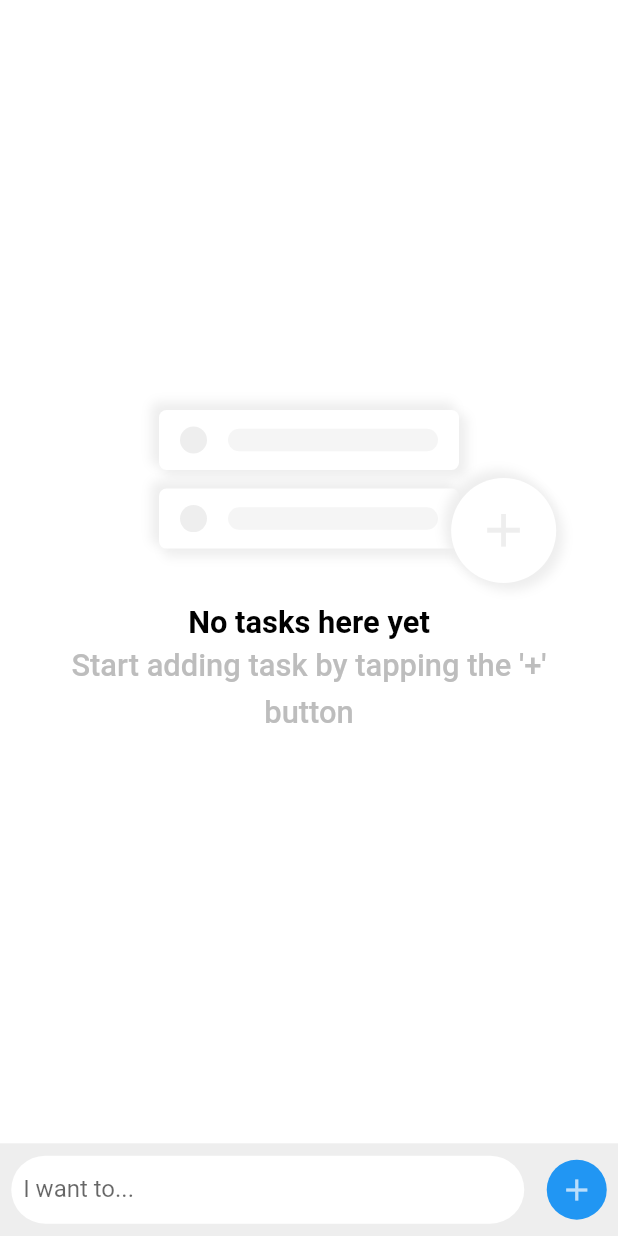
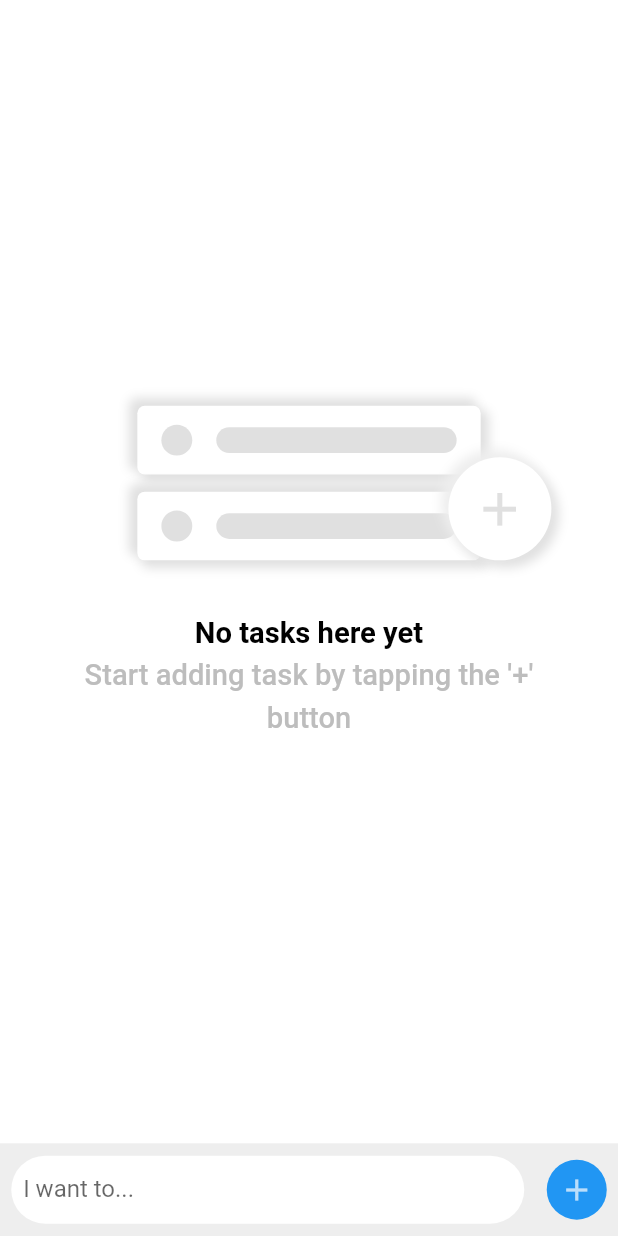
Before and after one commit to YahyaKhan007/todo_reminder, a Flutter app: the Personal screen opened directly, on a phone screen of 412 x 824 dp. Run offline on Flutter 3.47's test engine with Material 2 defaults, Android fonts, the phone set to English and light mode, and no system bars; our stand-ins replace carousel_slider, dotted_border, flutter_screenutil, flutter_switch, page_transition, table_calendar.

Commit message:
dynamic size changes

```diff
--- a/lib/ui/pages/all_task_pages/grid_tasks.dart
+++ b/lib/ui/pages/all_task_pages/grid_tasks.dart
@@ -45,7 +45,7 @@ class _MainTaskScreenState extends State<MainTaskScreen> {
                       decoration: InputDecoration(
                           prefixIcon: Icon(
                             Icons.search,
-                            size: 15.w,
+                            size: 15.sp,
                           ),
                           labelText: "Search for tasks, events, etc...",
                           labelStyle: TextStyle(fontSize: 14.sp),
--- a/lib/ui/widgets/custome_appbar/appbar_actionbutton.dart
+++ b/lib/ui/widgets/custome_appbar/appbar_actionbutton.dart
@@ -18,7 +18,7 @@ class ActionButton1 extends StatelessWidget {
             Icon(
               icon,
               color: Colors.grey,
-              size: 25.w,
+              size: 25.sp,
             ),
             Positioned(
                 right: 0,
--- a/lib/ui/widgets/widgets_bilal/bottomsheet2/box.dart
+++ b/lib/ui/widgets/widgets_bilal/bottomsheet2/box.dart
@@ -22,7 +22,7 @@ class Box extends StatelessWidget {
             padding: EdgeInsets.symmetric(horizontal: size.width * 0.0203),
             child: Icon(
               icon,
-              size: size.width * 0.0305,
+              size: 18.sp,
               color: Colors.grey.shade500,
             ),
           ),
--- a/lib/ui/widgets/widgets_bilal/bottomsheet2/dialogbox/CustomCircle.dart
+++ b/lib/ui/widgets/widgets_bilal/bottomsheet2/dialogbox/CustomCircle.dart
@@ -24,7 +24,7 @@ class CustomCircle extends StatelessWidget {
         children: [
           Icon(
             icn,
-            size: 20.w,
+            size: 20.sp,
             color: Colors.black87,
           ),
           text(
--- a/lib/ui/widgets/widgets_bilal/boxbutton.dart
+++ b/lib/ui/widgets/widgets_bilal/boxbutton.dart
@@ -24,7 +24,7 @@ class boxbutton extends StatelessWidget {
           Icon(
             icn,
             color: clr,
-            size: 22.h,
+            size: 22.sp,
           ),
           SizedBox(
             width: 8.w,
--- a/lib/ui/widgets/widgets_bilal/expansiontile.dart
+++ b/lib/ui/widgets/widgets_bilal/expansiontile.dart
@@ -45,7 +45,7 @@ class _CostomExpTileState extends State<CostomExpTile> {
               InkWell(
                 onTap: () {},
                 child: Icon(
-                  size: size.width * 0.05,
+                  size: 15.sp,
                   Icons.check_circle,
                   color: Colors.grey.shade400,
                 ),
@@ -67,7 +67,7 @@ class _CostomExpTileState extends State<CostomExpTile> {
               const Spacer(),
               Icon(
                 Icons.cancel,
-                size: size.width * 0.05,
+                size: 15.sp,
                 color: Colors.grey.shade400,
               ),
             ]),
--- a/lib/ui/widgets/widgets_bilal/personal.dart
+++ b/lib/ui/widgets/widgets_bilal/personal.dart
@@ -1,4 +1,5 @@
 import 'package:flutter/material.dart';
+import 'package:flutter_screenutil/flutter_screenutil.dart';
 import 'package:todo_reminder/ui/widgets/widgets_bilal/addingcircleavatar.dart';
 import 'package:todo_reminder/ui/widgets/widgets_bilal/alltaskssearch.dart';
 import 'package:todo_reminder/ui/widgets/widgets_bilal/personalDesign.dart';
@@ -30,7 +31,7 @@ class _PersonalState extends State<Personal> {
                 children: [
                   const design(),
                   SizedBox(
-                    height: size.height * 0.015,
+                    height: 10.sp,
                   ),
                   const design(),
                   SizedBox(
@@ -40,7 +41,7 @@ class _PersonalState extends State<Personal> {
                     ("No tasks here yet"),
                     style: TextStyle(
                         color: Colors.black,
-                        fontSize: size.width * 0.05,
+                        fontSize: 17.sp,
                         fontWeight: FontWeight.bold),
                   ),
                   Text(
@@ -49,17 +50,17 @@ class _PersonalState extends State<Personal> {
                     style: TextStyle(
                         height: 1.5,
                         color: Colors.grey.shade400,
-                        fontSize: size.width * 0.05,
+                        fontSize: 17.sp,
                         fontWeight: FontWeight.w500),
                   ),
                 ],
               ),
               Positioned(
-                  top: size.height * 0.055,
-                  left: size.width * 0.65,
+                  top: 30.sp,
+                  right: 10.sp,
                   child: Container(
-                    height: size.height * 0.085,
-                    width: size.width * 0.17,
+                    height: 60.sp,
+                    width: 60.sp,
                     decoration: BoxDecoration(
                         color: Colors.white,
                         borderRadius: BorderRadius.circular(100),
@@ -67,7 +68,7 @@ class _PersonalState extends State<Personal> {
                           BoxShadow(
                               blurRadius: 5,
                               spreadRadius: 1,
-                              color: Colors.grey.shade200,
+                              color: Colors.grey.shade300,
                               offset: const Offset(4, 4)),
                           BoxShadow(
                               blurRadius: 5,
@@ -78,7 +79,7 @@ class _PersonalState extends State<Personal> {
                     child: Icon(
                       Icons.add,
                       size: size.width * 0.09,
-                      color: Colors.grey.shade200,
+                      color: Colors.grey.shade300,
                     ),
                   )),
             ]),
--- a/lib/ui/widgets/widgets_bilal/personalDesign.dart
+++ b/lib/ui/widgets/widgets_bilal/personalDesign.dart
@@ -1,4 +1,5 @@
 import 'package:flutter/material.dart';
+import 'package:flutter_screenutil/flutter_screenutil.dart';
 
 class design extends StatelessWidget {
   const design({Key? key}) : super(key: key);
@@ -6,8 +7,8 @@ class design extends StatelessWidget {
   @override
   Widget build(BuildContext context) {
     return Container(
-      width: 200,
-      height: 40,
+      width: 200.sp,
+      height: 40.sp,
       decoration: BoxDecoration(
           color: Colors.white,
           borderRadius: BorderRadius.circular(5),
@@ -15,24 +16,24 @@ class design extends StatelessWidget {
             BoxShadow(
                 blurRadius: 5,
                 spreadRadius: 1,
-                color: Colors.grey.shade200,
-                offset: Offset(4, 4)),
+                color: Colors.grey.shade300,
+                offset: const Offset(4, 4)),
             BoxShadow(
                 blurRadius: 5,
                 spreadRadius: 1,
-                color: Colors.grey.shade200,
-                offset: Offset(-4, -4)),
+                color: Colors.grey.shade300,
+                offset: const Offset(-4, -4)),
           ]),
       child: Row(mainAxisAlignment: MainAxisAlignment.spaceEvenly, children: [
         CircleAvatar(
-          radius: 9,
-          backgroundColor: Colors.grey.shade200,
+          radius: 9.r,
+          backgroundColor: Colors.grey.shade300,
         ),
         Container(
-            height: 15,
-            width: 140,
+            height: 15.sp,
+            width: 140.sp,
             decoration: BoxDecoration(
-              color: Colors.grey.shade100,
+              color: Colors.grey.shade300,
               borderRadius: BorderRadius.circular(50),
             ))
       ]),
```
Also changed, not shown: lib/ui/widgets/custome_appbar/all_task_appbar.dart (+21 -19 lines), lib/ui/widgets/widgets_bilal/edit_task_bottom_sheet.dart (+5 -5 lines).
